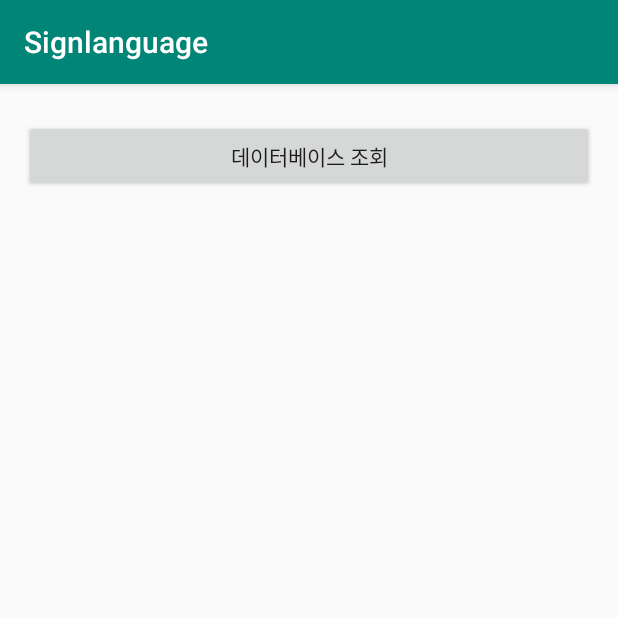
After one commit to 06Ag/Capstone, an Android app: the DBtest screen opened directly, with no data from a screen before it, on a phone screen of 412 x 824 dp, the top half of it. The commit adds this screen. Run offline under Robolectric (Android 15) with nearby library versions, the phone set to English and light mode, and no system bars.

Commit message:
DB실험용추가

```diff
--- /dev/null
+++ b/Signlanguage/app/src/main/java/com/example/singlanguage/DBHelper.java
@@ -0,0 +1,94 @@
+package com.example.singlanguage;
+
+import android.content.Context;
+import android.database.Cursor;
+import android.database.sqlite.SQLiteDatabase;
+import android.database.sqlite.SQLiteOpenHelper;
+
+
+public class DBHelper extends SQLiteOpenHelper {
+    public final static String MY_CARDB_NAME = "SIGN_BOOK";
+    public final static String MY_CARDB_TABLE = "SIGN_BOOK";
+    public final static int MY_CARDB_VERSION = 1;
+
+    private static volatile DBHelper dbHelper;
+    public static DBHelper getInstance(Context context) {
+        if (dbHelper == null) {
+            synchronized (DBHelper.class) {
+                if (dbHelper == null) {
+                    dbHelper = new DBHelper(context);
+                }
+            }
+        }
+
+        return dbHelper;
+
+    }
+
+    // DBHelper 생성자로 관리할 DB 이름과 버전 정보를 받음
+    public DBHelper(Context context) {
+        super(context, MY_CARDB_NAME , null, MY_CARDB_VERSION);
+    }
+
+    // DB를 새로 생성할 때 호출되는 함수
+    @Override
+    public void onCreate(SQLiteDatabase db) {
+        // 앱을 삭제후 앱을 재설치하면 기존 DB파일은 앱 삭제시 지워지지 않기 때문에
+        // 테이블이 이미 있다고 생성 에러남
+        // 앱을 재설치시 데이터베이스를 삭제해줘야함.
+        db.execSQL("DROP TABLE IF EXISTS SIGN_BOOK");
+
+        // 새로운 테이블 생성
+        /* 이름은 SIGN_BOOK이고,, 자동으로 값이 증가하는 _id 정수형 기본키 컬럼과
+        name 문자열 컬럼, class1 문자열 컬럼, class2 문자열 컬럼,
+        image BLOB형, des 문자열 컬럼, chlearn int형 컬럼으로 구성된 테이블을 생성. */
+        //초기값을 0(false)로 맞춰둘게
+        db.execSQL( "CREATE TABLE SIGN_BOOK (_id INTEGER PRIMARY KEY AUTOINCREMENT, " +
+                        "name TEXT, class1 TEXT, class2 TEXT, image BLOB, des TEXT, chlearn INTEGER DEFAULT 0);");
+
+    }
+
+    // DB 업그레이드를 위해 버전이 변경될 때 호출되는 함수
+    @Override
+    public void onUpgrade(SQLiteDatabase db, int oldVersion, int newVersion) {
+    }
+
+
+    //나(영지)가 컬럼 insert할때
+    //은진이가 이미지랑 설명이랑 학습여부 삽입할때 써야하는 함수는 만들어야함(보류)
+    public void insert(String name, String class1, String class2) {
+        // 읽고 쓰기가 가능하게 DB 열기
+        SQLiteDatabase db = getWritableDatabase();
+        // DB에 입력한 값으로 행 추가
+        db.execSQL( "INSERT INTO SIGN_BOOK(_id,name,class1,class2) VALUES(null, " +
+                "'" + name + "', '" + class1 + "', '" + class2 + "');");
+        db.close();
+    }
+
+
+    // DB에 있는 데이터를 쉽게 처리하기 위해 Cursor를 사용하여 테이블에 있는 모든 데이터 출력
+    public String getResult() {
+        // 읽기가 가능하게 DB 열기
+        SQLiteDatabase db = getReadableDatabase();
+        String result = "";
+        Cursor cursor = db.rawQuery("SELECT * FROM SIGN_BOOK", null);
+        while (cursor.moveToNext()) {
+            result += cursor.getInt(0) //index번호
+                    + ". 수화 이름: "
+                    + cursor.getString(1) //수화이름
+                    + "  분류1: "
+                    + cursor.getString(2) //분류1
+                    + "  분류2: "
+                    + cursor.getString(3) //분류2
+                    + "\n"
+                    + "    이미지: "
+                    + cursor.getBlob(4)//이미지
+                    + "  설명: "
+                    + cursor.getString(5) //설명
+                    + "  학습여부: "
+                    + cursor.getInt(6) //학습여부
+                    + "\n\n";
+        }
+        return result;
+    }
+}
--- /dev/null
+++ b/Signlanguage/app/src/main/java/com/example/singlanguage/DBtest.java
@@ -0,0 +1,41 @@
+package com.example.singlanguage;
+
+import androidx.appcompat.app.AppCompatActivity;
+
+import android.database.sqlite.SQLiteDatabase;
+import android.database.sqlite.SQLiteOpenHelper;
+import android.os.Bundle;
+import android.util.Log;
+import android.view.View;
+import android.widget.Button;
+import android.widget.TextView;
+import android.widget.Toast;
+
+//DB 출력하는 실험용 java code
+public class DBtest extends AppCompatActivity{
+    @Override
+    protected void onCreate(Bundle savedInstanceState) {
+        super.onCreate(savedInstanceState);
+        setContentView(R.layout.activity_dbtest);
+
+        final DBHelper dbHelper = DBHelper.getInstance(getApplicationContext());
+
+        // 테이블에 있는 모든 데이터 출력
+        final TextView result = (TextView) findViewById(R.id.result);
+
+        // DB에 있는 데이터 조회
+        Button select = (Button) findViewById(R.id.select);
+        select.setOnClickListener(new View.OnClickListener() {
+            @Override
+            public void onClick(View v) {
+                result.setText(dbHelper.getResult());
+                Toast.makeText(getApplicationContext(), "데이터 조회", Toast.LENGTH_SHORT).show();
+
+            }
+        });
+
+    }
+
+
+
+}
--- a/Signlanguage/app/src/main/java/com/example/singlanguage/learning.java
+++ b/Signlanguage/app/src/main/java/com/example/singlanguage/learning.java
@@ -2,6 +2,7 @@ package com.example.singlanguage;
 
 import androidx.appcompat.app.AppCompatActivity;
 
+import android.database.sqlite.SQLiteDatabase;
 import android.view.View;
 import android.widget.Button;
 import android.content.Intent;
--- /dev/null
+++ b/Signlanguage/app/src/main/res/layout/activity_dbtest.xml
@@ -0,0 +1,39 @@
+<?xml version="1.0" encoding="utf-8"?>
+
+<LinearLayout xmlns:android="http://schemas.android.com/apk/res/android"
+
+    xmlns:tools="http://schemas.android.com/tools"
+    android:layout_width="match_parent"
+    android:layout_height="match_parent"
+    android:orientation="vertical"
+    android:padding="16dp"
+    tools:context=".DBtest">
+
+    <LinearLayout
+        android:layout_width="match_parent"
+        android:layout_height="wrap_content"
+        android:layout_marginTop="8dp">
+
+        <Button
+            android:id="@+id/select"
+            android:layout_width="0dp"
+            android:layout_height="wrap_content"
+            android:layout_weight="1"
+            android:text="데이터베이스 조회" />
+
+
+
+
+    </LinearLayout>
+
+    <ScrollView
+        android:layout_marginTop="16dp"
+        android:layout_width="match_parent"
+        android:layout_height="match_parent">
+
+        <TextView
+            android:id="@+id/result"
+            android:layout_width="wrap_content"
+            android:layout_height="wrap_content"/>
+    </ScrollView>
+</LinearLayout>
--- a/Signlanguage/app/src/main/res/layout/activity_main.xml
+++ b/Signlanguage/app/src/main/res/layout/activity_main.xml
@@ -36,11 +36,11 @@
         android:layout_weight="1"/>
 
     <Button
-        android:id="@+id/Setting"
+        android:id="@+id/DBtesting"
         android:layout_width="220dp"
         android:layout_height="0dp"
         android:layout_marginBottom="50dp"
-        android:text="Setting"
+        android:text="DB"
         android:layout_gravity="center"
         android:layout_weight="1"
         />
```
Also changed, not shown: Signlanguage/app/src/main/AndroidManifest.xml (+26 -15 lines), Signlanguage/app/src/main/java/com/example/singlanguage/MainActivity.java (+45 -1 lines), Signlanguage/app/src/main/res/raw/capdb.csv (added, +59 -0 lines), 13 other files.
